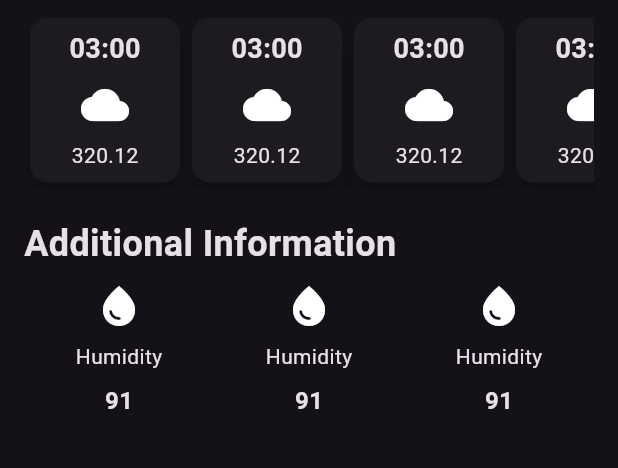
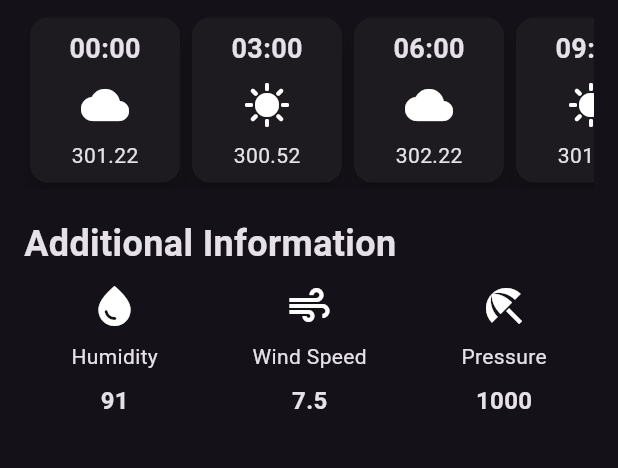
Before and after one commit to alphadev97/flutter_apps, a Flutter app: the screen it shows after launch, on a phone screen of 412 x 824 dp, the part 506-974 px from its top. Run offline on Flutter 3.47's test engine with Material 3 defaults, Android fonts, the phone set to English and light mode, and no system bars.

Commit message:
Dynamic Rendering

```diff
--- a/weather_app/lib/additional_info_item.dart
+++ b/weather_app/lib/additional_info_item.dart
@@ -1,28 +1,35 @@
 import "package:flutter/material.dart";
 
 class AdditionalInfoItem extends StatelessWidget {
+  final IconData icon;
+  final String label;
+  final String value;
+
   const AdditionalInfoItem({
     super.key,
+    required this.icon,
+    required this.label,
+    required this.value,
   });
 
   @override
   Widget build(BuildContext context) {
-    return const Column(
+    return Column(
       children: [
         Icon(
-          Icons.water_drop,
+          icon,
           size: 32,
         ),
-        SizedBox(
+        const SizedBox(
           height: 8,
         ),
-        Text("Humidity"),
-        SizedBox(
+        Text(label),
+        const SizedBox(
           height: 8,
         ),
         Text(
-          "91",
-          style: TextStyle(
+          value,
+          style: const TextStyle(
             fontSize: 16,
             fontWeight: FontWeight.bold,
           ),
--- a/weather_app/lib/hourly_forecast_item.dart
+++ b/weather_app/lib/hourly_forecast_item.dart
@@ -1,7 +1,16 @@
 import "package:flutter/material.dart";
 
 class HourlyForecastItem extends StatelessWidget {
-  const HourlyForecastItem({super.key});
+  final String time;
+  final String tempreture;
+  final IconData icon;
+
+  const HourlyForecastItem({
+    super.key,
+    required this.time,
+    required this.tempreture,
+    required this.icon,
+  });
 
   @override
   Widget build(BuildContext context) {
@@ -13,24 +22,24 @@ class HourlyForecastItem extends StatelessWidget {
         decoration: BoxDecoration(
           borderRadius: BorderRadius.circular(12),
         ),
-        child: const Column(
+        child: Column(
           children: [
             Text(
-              "03:00",
-              style: TextStyle(fontSize: 18, fontWeight: FontWeight.bold),
+              time,
+              style: const TextStyle(fontSize: 18, fontWeight: FontWeight.bold),
             ),
-            SizedBox(
+            const SizedBox(
               height: 8,
             ),
             Icon(
-              Icons.cloud,
+              icon,
               size: 32,
             ),
-            SizedBox(
+            const SizedBox(
               height: 8,
             ),
             Text(
-              "320.12",
+              tempreture,
             ),
           ],
         ),
--- a/weather_app/lib/weather_screen.dart
+++ b/weather_app/lib/weather_screen.dart
@@ -89,11 +89,31 @@ class WeatherScreen extends StatelessWidget {
               scrollDirection: Axis.horizontal,
               child: Row(
                 children: [
-                  HourlyForecastItem(),
-                  HourlyForecastItem(),
-                  HourlyForecastItem(),
-                  HourlyForecastItem(),
-                  HourlyForecastItem(),
+                  HourlyForecastItem(
+                    time: "00:00",
+                    icon: Icons.cloud,
+                    tempreture: "301.22",
+                  ),
+                  HourlyForecastItem(
+                    time: "03:00",
+                    icon: Icons.sunny,
+                    tempreture: "300.52",
+                  ),
+                  HourlyForecastItem(
+                    time: "06:00",
+                    icon: Icons.cloud,
+                    tempreture: "302.22",
+                  ),
+                  HourlyForecastItem(
+                    time: "09:00",
+                    icon: Icons.sunny,
+                    tempreture: "301.12",
+                  ),
+                  HourlyForecastItem(
+                    time: "12:00",
+                    icon: Icons.cloud,
+                    tempreture: "304.12",
+                  ),
                 ],
               ),
             ),
@@ -114,9 +134,21 @@ class WeatherScreen extends StatelessWidget {
             const Row(
               mainAxisAlignment: MainAxisAlignment.spaceAround,
               children: [
-                AdditionalInfoItem(),
-                AdditionalInfoItem(),
-                AdditionalInfoItem(),
+                AdditionalInfoItem(
+                  icon: Icons.water_drop,
+                  label: "Humidity",
+                  value: "91",
+                ),
+                AdditionalInfoItem(
+                  icon: Icons.air,
+                  label: "Wind Speed",
+                  value: "7.5",
+                ),
+                AdditionalInfoItem(
+                  icon: Icons.beach_access,
+                  label: "Pressure",
+                  value: "1000",
+                ),
               ],
             )
           ],
```
